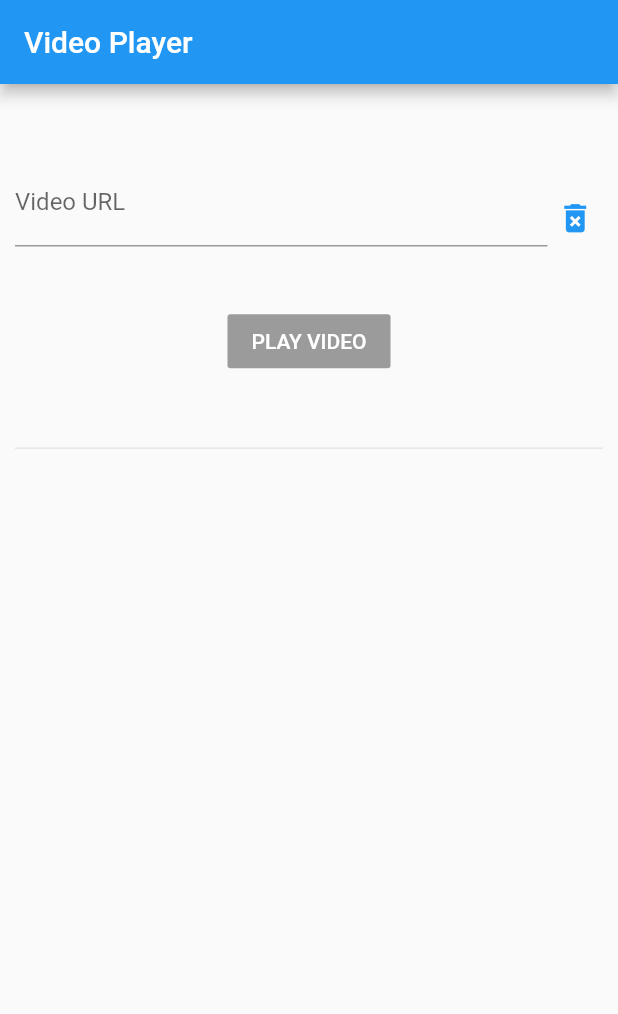
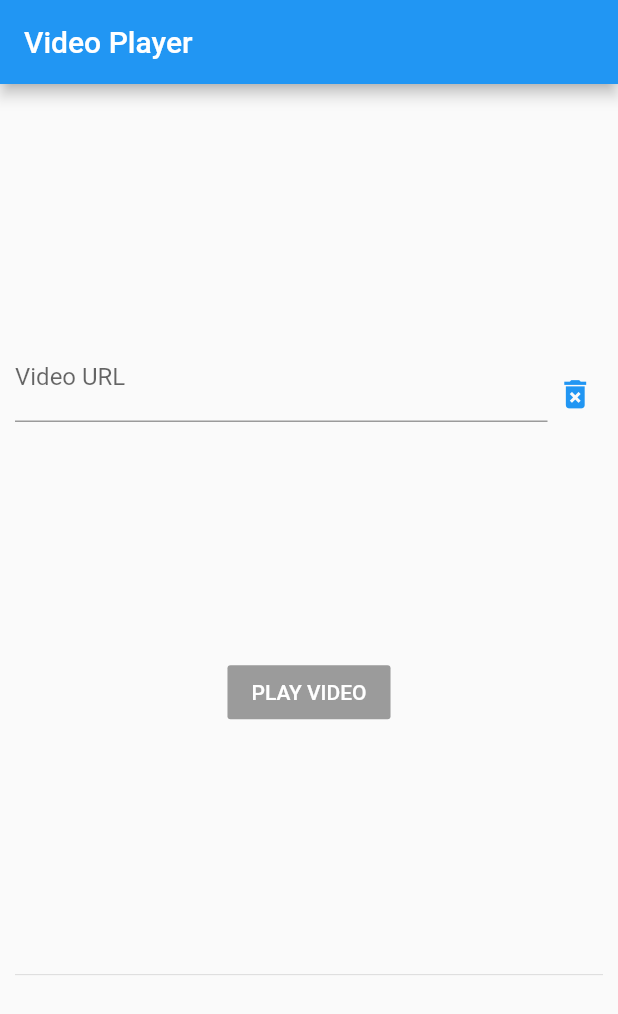
Before and after one commit to ianko/peer5_flutter, a Flutter app: the screen it shows after launch, on a phone screen of 412 x 824 dp. Shown: the top 1014 px of the screen. Run offline on Flutter 3.47's test engine with Material 2 defaults, Android fonts, the phone set to English and light mode, and no system bars; our stand-ins replace video_player.

Commit message:
preparing to publish

```diff
--- a/example/lib/main.dart
+++ b/example/lib/main.dart
@@ -1,5 +1,5 @@
+import 'dart:async';
 import 'package:flutter/material.dart';
-import 'dart:async';
 import 'package:peer5/peer5.dart';
 import 'package:peer5_example/video_player.dart';
 
@@ -53,7 +53,6 @@ class _MyAppState extends State<MyApp> {
         appBar: AppBar(title: const Text('Video Player')),
         body: Container(
           padding: const EdgeInsets.all(10.0),
-          height: 300.0,
           child: Column(
             mainAxisSize: MainAxisSize.max,
             mainAxisAlignment: MainAxisAlignment.spaceEvenly,
--- a/pubspec.yaml
+++ b/pubspec.yaml
@@ -1,6 +1,6 @@
 name: peer5
 description: Peer5 integration for Flutter.
-version: 0.0.1
+version: 1.0.0
 author: Ianko Leite
 homepage: https://peer5.com
 
```
Also changed, not shown: example/pubspec.lock, 4 other files.
